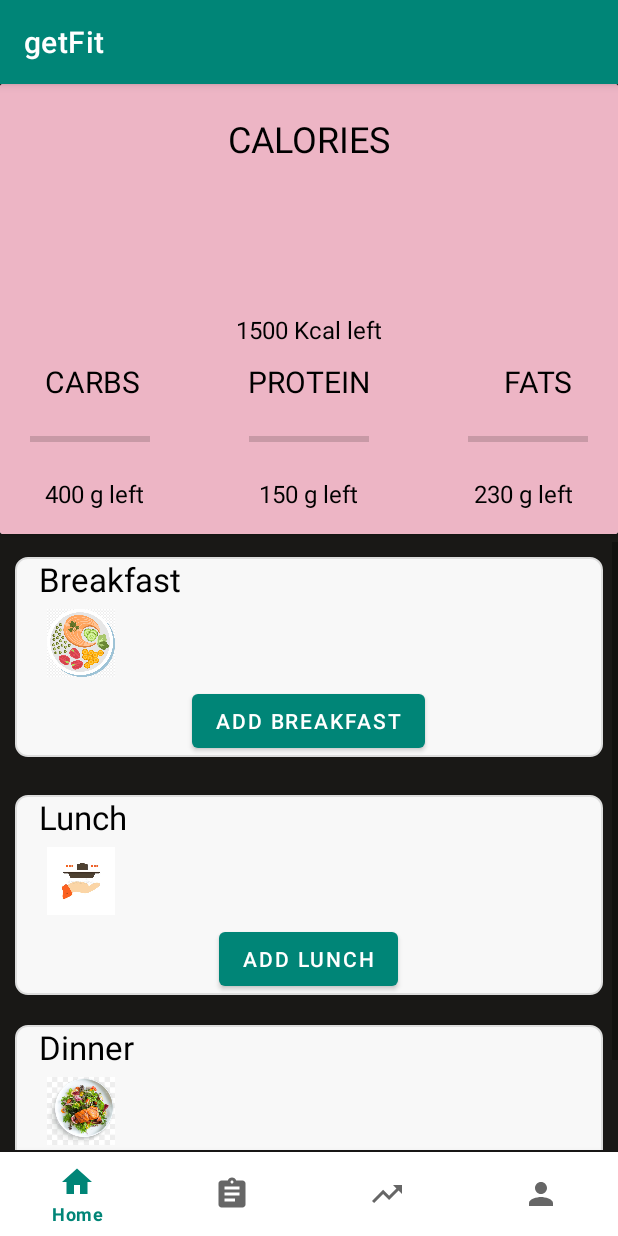
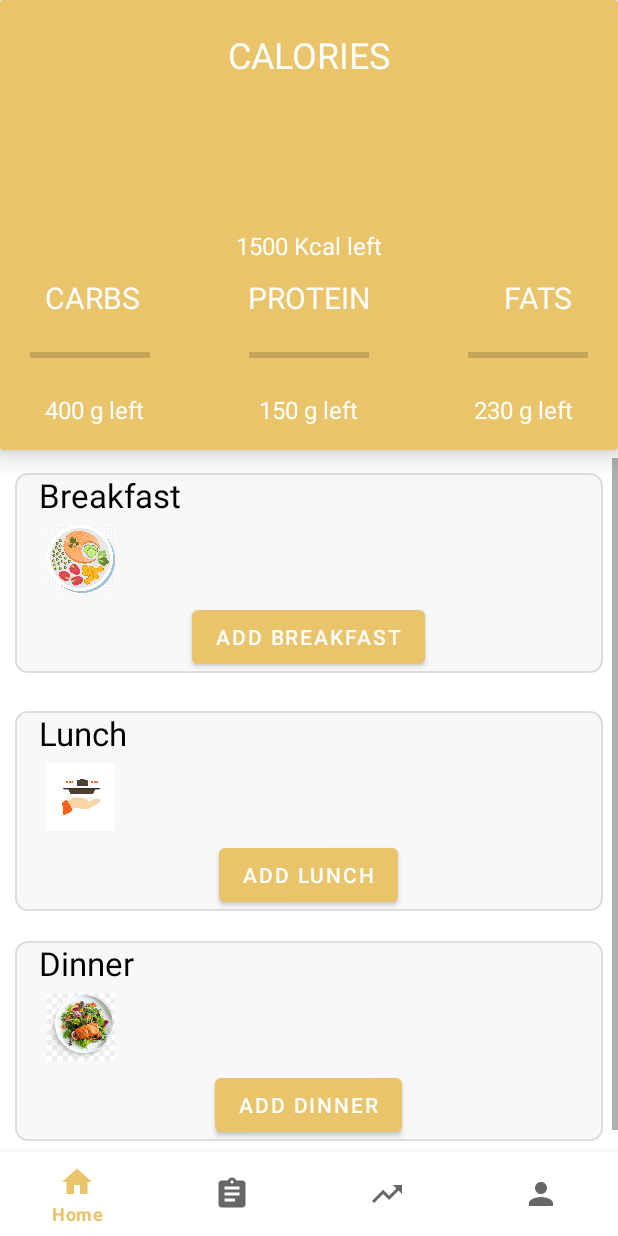
Before and after one commit to kuchekarsonal/getFitApp, an Android app: the Fragment_Home screen opened directly, with no data from a screen before it, on a phone screen of 412 x 824 dp. Run offline under Robolectric (Android 15) with nearby library versions, the phone set to English and light mode, and no system bars; libraries missing offline, so code that uses them is left out: retrofit2.adapter.rxjava.

Commit message:
Trying color palatte

```diff
--- a/app/src/main/AndroidManifest.xml
+++ b/app/src/main/AndroidManifest.xml
@@ -14,7 +14,8 @@
         android:theme="@style/AppTheme"
         android:usesCleartextTraffic="true">
         <activity android:name=".userProfile"/>
-        <activity android:name=".Diet" />
+        <activity android:name=".Diet"
+            android:theme="@style/DietTheme"/>
         <activity android:name=".RecipeDetailActivity"/>
         <activity android:name=".SearchActivity"/>
         <activity
--- /dev/null
+++ b/app/src/main/res/drawable/ic_wave_pink.xml
@@ -0,0 +1,10 @@
+<vector xmlns:android="http://schemas.android.com/apk/res/android"
+    android:width="1440dp"
+    android:height="320dp"
+    android:viewportWidth="1440"
+    android:viewportHeight="320">
+  <path
+      android:pathData="M0,256L60,266.7C120,277 240,299 360,277.3C480,256 600,192 720,154.7C840,117 960,107 1080,101.3C1200,96 1320,96 1380,96L1440,96L1440,0L1380,0C1320,0 1200,0 1080,0C960,0 840,0 720,0C600,0 480,0 360,0C240,0 120,0 60,0L0,0Z"
+      android:fillColor="#ff928b"
+      android:fillAlpha="1"/>
+</vector>
--- a/app/src/main/res/layout/fragment_fragment__home.xml
+++ b/app/src/main/res/layout/fragment_fragment__home.xml
@@ -4,19 +4,23 @@
     xmlns:tools="http://schemas.android.com/tools"
     android:layout_width="match_parent"
     android:layout_height="match_parent"
-    android:background="#F00B0A08"
+    android:background="#fff"
     tools:context=".Fragments.Fragment_Home">
 
+    <!--#F00B0A08-->
     <!-- TODO: Update blank fragment layout -->
 
     <androidx.cardview.widget.CardView
         android:id="@+id/calorie_display"
         android:layout_width="match_parent"
+        app:cardBackgroundColor="@color/colorYellowP1"
         android:layout_height="300dp"
+        android:padding="10dp"
+        app:cardElevation="10dp"
         >
 
     <RelativeLayout
-        android:background="#EDB5C5"
+        android:id="@+id/calories_card_info"
         android:layout_width="match_parent"
         android:layout_height="match_parent">
 
@@ -26,7 +30,7 @@
             android:layout_height="wrap_content"
             android:layout_marginTop="20dp"
             android:text="CALORIES"
-            android:textColor="#000"
+            android:textColor="#fff"
             android:textSize="24sp"
             android:layout_centerHorizontal="true"
             />
@@ -49,7 +53,7 @@
             android:layout_marginTop="10dp"
             android:layout_below="@+id/calorie_progress"
             android:text="1500 Kcal left"
-            android:textColor="#000"
+            android:textColor="#fff"
             android:textSize="16sp"
             android:layout_centerHorizontal="true"
             />
@@ -63,7 +67,7 @@
             android:layout_below="@+id/calorie_value"
             android:layout_alignParentLeft="true"
             android:text="CARBS"
-            android:textColor="#000"
+            android:textColor="#fff"
             android:textSize="20sp"
             />
 
@@ -85,7 +89,7 @@
             android:layout_marginLeft="30dp"
             android:layout_below="@+id/carbs_progress"
             android:text="400 g left"
-            android:textColor="#000"
+            android:textColor="#fff"
             android:textSize="16sp"
             android:layout_alignParentLeft="true"
 
@@ -99,7 +103,7 @@
             android:layout_marginTop="10dp"
             android:layout_below="@+id/calorie_value"
             android:text="PROTEIN"
-            android:textColor="#000"
+            android:textColor="#fff"
             android:textSize="20sp"
             android:layout_centerHorizontal="true"
             />
@@ -120,7 +124,7 @@
             android:layout_height="wrap_content"
             android:layout_below="@+id/protein_progress"
             android:text="150 g left"
-            android:textColor="#000"
+            android:textColor="#fff"
             android:textSize="16sp"
             android:layout_centerHorizontal="true"
             />
@@ -134,7 +138,7 @@
             android:layout_below="@+id/calorie_value"
             android:layout_alignParentRight="true"
             android:text="FATS"
-            android:textColor="#000"
+            android:textColor="#fff"
             android:textSize="20sp"
             android:layout_centerHorizontal="true"
             />
@@ -158,13 +162,28 @@
             android:layout_below="@+id/fats_progress"
             android:layout_alignParentRight="true"
             android:text="230 g left"
-            android:textColor="#000"
+            android:textColor="#fff"
             android:textSize="16sp"
             android:layout_centerHorizontal="true"/>
 
     </RelativeLayout>
 
+
+
+
     </androidx.cardview.widget.CardView>
+
+    <!--<ImageView-->
+        <!--android:id="@+id/wave_asset"-->
+        <!--android:layout_below="@id/calorie_display"-->
+        <!--android:layout_width="match_parent"-->
+        <!--android:layout_height="100dp"-->
+        <!--android:scaleType="centerCrop"-->
+        <!--android:src="@drawable/ic_wave_pink"-->
+
+        <!--/>-->
+
+
 
     <ScrollView
         android:layout_width="match_parent"
--- a/app/src/main/res/values/colors.xml
+++ b/app/src/main/res/values/colors.xml
@@ -9,4 +9,18 @@
     <color name="colorWhite">#ffffff</color>
     <color name="colorAccent2">#FF4081</color>
 
+
+    <!--Color Palatte1 -->
+    <color name="colorDarkP1">#264653</color>
+    <color name="colorGreenP1">#2a9d8f</color>
+    <color name="colorYellowP1">#e9c46a</color>
+    <color name="colorOrangeLightP1">#f4a261</color>
+    <color name="colorOrangeP1">#e76f51</color>
+
+    <!--Color Palatte2 -->
+    <color name="colorOrangeP2">#ffac81</color>
+    <color name="colorPinkP2">#ff928b</color>
+    <color name="colorPeachP2">#fec3a6</color>
+    <color name="colorLemonGreenP2">#efe9ae</color>
+    <color name="colorGreenP2">#cdeac0</color>
 </resources>
--- a/app/src/main/res/values/styles.xml
+++ b/app/src/main/res/values/styles.xml
@@ -8,4 +8,11 @@
         <item name="colorAccent">@color/colorAccent</item>
     </style>
 
+    <style name="DietTheme" parent="Theme.MaterialComponents.Light.NoActionBar">
+        <!-- Customize your theme here. -->
+        <item name="colorPrimary">@color/colorYellowP1</item>
+        <item name="colorPrimaryDark">@color/colorDarkP1</item>
+        <item name="colorAccent">@color/colorOrangeP1</item>
+    </style>
+
 </resources>
```
Also changed, not shown: app/src/main/res/drawable/ic_wave_asset.xml (added, +10 -0 lines), app/src/main/res/drawable/ic_wave_orange.xml (added, +10 -0 lines).
